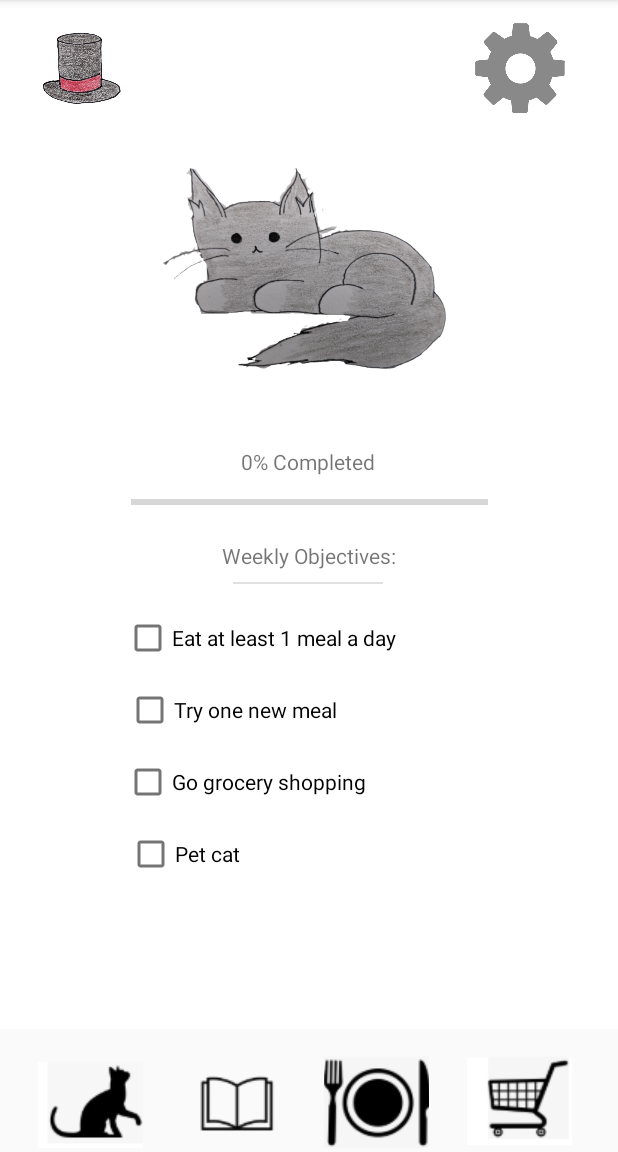
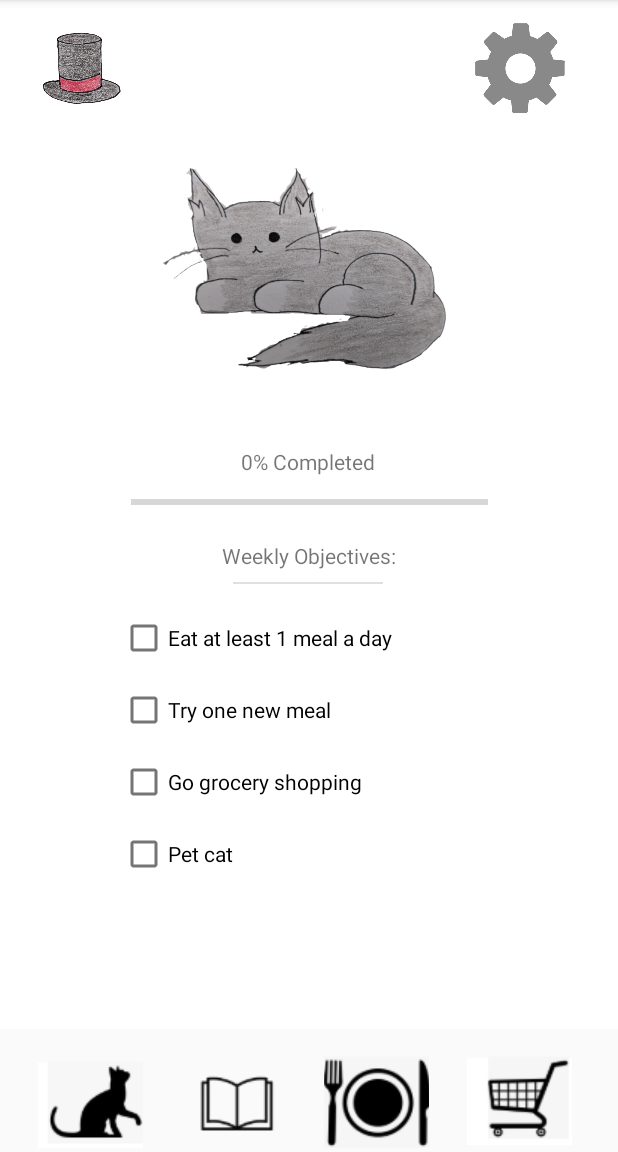
Before and after one commit to suhadewan/Purrito-Planner, an Android app: the screen it shows after launch (MainActivity), on a phone screen of 412 x 824 dp, the part 84-1236 px from its top. Run offline under Robolectric (Android 15) with nearby library versions, the phone set to English and light mode, and no system bars; pictures from the network do not load.

Commit message:
fixed checkbox alignment issue

```diff
--- a/app/src/main/res/layout-land/fragment_home_screen.xml
+++ b/app/src/main/res/layout-land/fragment_home_screen.xml
@@ -75,10 +75,10 @@
                 android:layout_width="wrap_content"
                 android:layout_height="wrap_content"
                 android:layout_marginTop="12dp"
-                android:layout_marginStart="30dp"
+                android:layout_marginStart="160dp"
                 android:text="Eat at least 1 meal a day"
                 app:layout_constraintEnd_toEndOf="parent"
-                app:layout_constraintHorizontal_bias="0.264"
+                app:layout_constraintHorizontal_bias="0"
                 app:layout_constraintStart_toStartOf="parent"
                 app:layout_constraintTop_toBottomOf="@+id/divider" />
 
@@ -88,8 +88,8 @@
             android:layout_height="wrap_content"
             android:text="Try one new meal"
             app:layout_constraintEnd_toEndOf="parent"
-            android:layout_marginStart="30dp"
-            app:layout_constraintHorizontal_bias="0.244"
+            android:layout_marginStart="160dp"
+            app:layout_constraintHorizontal_bias="0"
             app:layout_constraintStart_toStartOf="parent"
             app:layout_constraintTop_toBottomOf="@+id/Objective_1" />
 
@@ -99,8 +99,8 @@
             android:layout_height="wrap_content"
             android:text="Go grocery shopping"
             app:layout_constraintEnd_toEndOf="parent"
-            android:layout_marginStart="30dp"
-            app:layout_constraintHorizontal_bias="0.253"
+            android:layout_marginStart="160dp"
+            app:layout_constraintHorizontal_bias="0"
             app:layout_constraintStart_toStartOf="parent"
             app:layout_constraintTop_toBottomOf="@+id/Objective_2" />
 
@@ -108,10 +108,10 @@
             android:id="@+id/Objective_4"
             android:layout_width="wrap_content"
             android:layout_height="wrap_content"
-            android:layout_marginStart="30dp"
+            android:layout_marginStart="160dp"
             android:text="Pet cat"
             app:layout_constraintEnd_toEndOf="parent"
-            app:layout_constraintHorizontal_bias="0.219"
+            app:layout_constraintHorizontal_bias="0"
             app:layout_constraintStart_toStartOf="parent"
             app:layout_constraintTop_toBottomOf="@+id/Objective_3" />
 
--- a/app/src/main/res/layout/fragment_home_screen.xml
+++ b/app/src/main/res/layout/fragment_home_screen.xml
@@ -72,10 +72,10 @@
             android:layout_width="wrap_content"
             android:layout_height="wrap_content"
             android:layout_marginTop="12dp"
-            android:layout_marginStart="30dp"
+            android:layout_marginStart="80dp"
             android:text="Eat at least 1 meal a day"
             app:layout_constraintEnd_toEndOf="parent"
-            app:layout_constraintHorizontal_bias="0.264"
+            app:layout_constraintHorizontal_bias="0"
             app:layout_constraintStart_toStartOf="parent"
             app:layout_constraintTop_toBottomOf="@+id/divider" />
 
@@ -84,9 +84,9 @@
             android:layout_width="wrap_content"
             android:layout_height="wrap_content"
             android:text="Try one new meal"
-            android:layout_marginStart="30dp"
+            android:layout_marginStart="80dp"
             app:layout_constraintEnd_toEndOf="parent"
-            app:layout_constraintHorizontal_bias="0.223"
+            app:layout_constraintHorizontal_bias="0"
             app:layout_constraintStart_toStartOf="parent"
             app:layout_constraintTop_toBottomOf="@+id/Objective_1" />
 
@@ -96,8 +96,8 @@
             android:layout_height="wrap_content"
             android:text="Go grocery shopping"
             app:layout_constraintEnd_toEndOf="parent"
-            app:layout_constraintHorizontal_bias="0.24"
-            android:layout_marginStart="30dp"
+            app:layout_constraintHorizontal_bias="0"
+            android:layout_marginStart="80dp"
             app:layout_constraintStart_toStartOf="parent"
             app:layout_constraintTop_toBottomOf="@+id/Objective_2" />
 
@@ -107,8 +107,8 @@
             android:layout_height="wrap_content"
             android:text="Pet cat"
             app:layout_constraintEnd_toEndOf="parent"
-            app:layout_constraintHorizontal_bias="0.179"
-            android:layout_marginStart="30dp"
+            app:layout_constraintHorizontal_bias="0"
+            android:layout_marginStart="80dp"
             app:layout_constraintStart_toStartOf="parent"
             app:layout_constraintTop_toBottomOf="@+id/Objective_3" />
 
```
